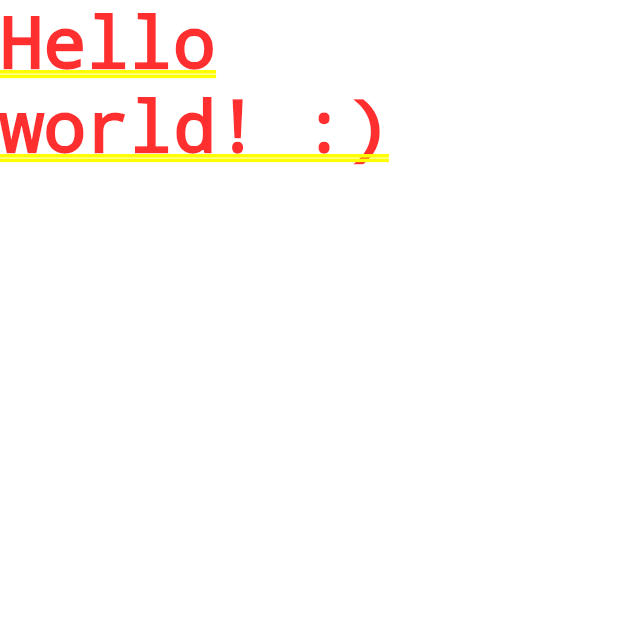
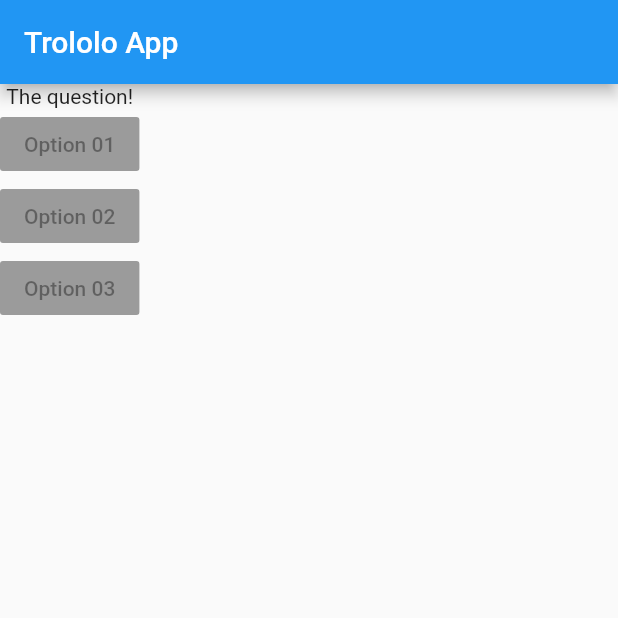
Before and after one commit to wolfhaltz/flutter_app, a Flutter app: the screen it shows after launch, on a phone screen of 412 x 824 dp, the top half of it. Run offline on Flutter 3.47's test engine with Material 2 defaults, Android fonts, the phone set to English and light mode, and no system bars.

Commit message:
MAIN: added text and buttons

```diff
--- a/lib/main.dart
+++ b/lib/main.dart
@@ -10,8 +10,35 @@ void main() => runApp(MyApp());
 class MyApp extends StatelessWidget {
   @override
   Widget build(BuildContext context){
+    var questions = [
+      'What\'s your favorite color?',
+      'What\'s your favorite animal?',
+      'Are you an unicorn?'
+    ];
+
     return MaterialApp(
-      home:Text('Hello world! :)'),
+      home: Scaffold(
+        appBar: AppBar(
+          title: Text('Trololo App'),
+        ),
+        body: Column(
+          children: <Widget>[
+            Text('The question!'),
+            RaisedButton(
+              child: Text('Option 01'),
+                onPressed: null
+            ),
+            RaisedButton(
+                child: Text('Option 02'),
+                onPressed: null
+            ),
+            RaisedButton(
+                child: Text('Option 03'),
+                onPressed: null
+            ),
+          ],
+        ),
+      ),
     );
   }
 }
```
